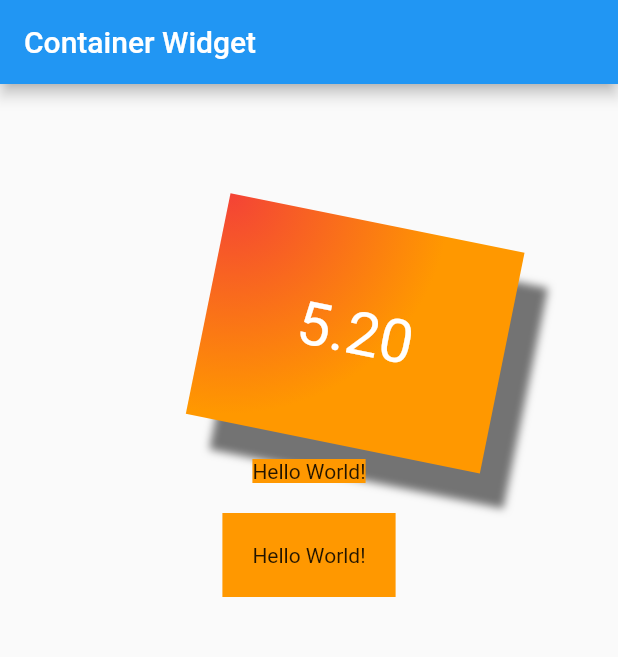
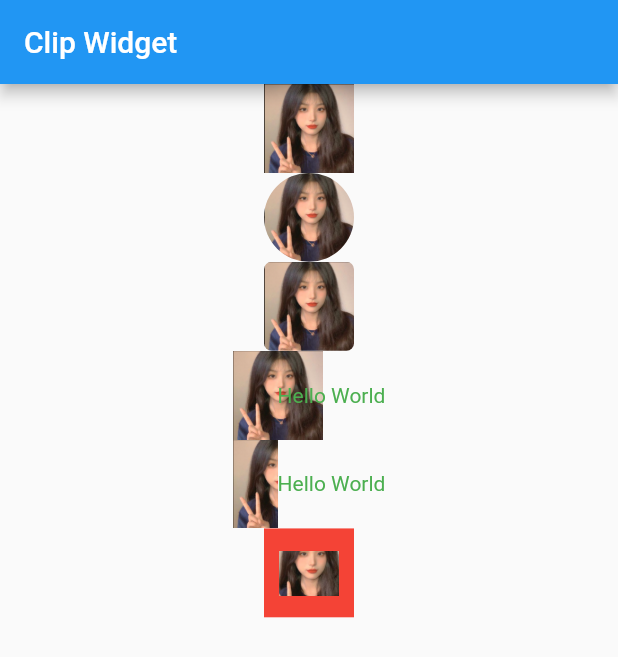
Before and after one commit to dashingqi/DQFlutter, a Flutter app: the screen it shows after launch, on a phone screen of 412 x 824 dp. Shown: the top 657 px of the screen. Run offline on Flutter 3.47's test engine with Material 2 defaults, Android fonts, the phone set to English and light mode, and no system bars.

Commit message:
【flutter】【clip update】

```diff
--- /dev/null
+++ b/lib/container-widget/clipwidget.dart
@@ -0,0 +1,77 @@
+import 'package:flutter/material.dart';
+
+class ClipWidget extends StatefulWidget {
+  const ClipWidget({super.key});
+
+  @override
+  State<StatefulWidget> createState() => _ClipWidgetState();
+}
+
+class _ClipWidgetState extends State<ClipWidget> {
+  @override
+  Widget build(BuildContext context) {
+    Widget avatar = Image.asset("images/avatar.png", width: 60.0);
+
+    return Scaffold(
+      appBar: AppBar(
+        title: const Text("Clip Widget"),
+      ),
+      body: Center(
+        child: Column(
+          children: [
+            avatar,
+            ClipOval(
+              child: avatar,
+            ),
+            ClipRRect(
+              borderRadius: BorderRadius.circular(5.0),
+              child: avatar,
+            ),
+            Row(
+              mainAxisAlignment: MainAxisAlignment.center,
+              children: [
+                Align(
+                  alignment: Alignment.topLeft,
+                  widthFactor: .5,
+                  child: avatar,
+                ),
+                const Text("Hello World", style: TextStyle(color: Colors.green))
+              ],
+            ),
+            Row(
+              mainAxisAlignment: MainAxisAlignment.center,
+              children: [
+                ClipRect(
+                  child: Align(
+                    alignment: Alignment.topLeft,
+                    widthFactor: .5,
+                    child: avatar,
+                  ),
+                ),
+                const Text(
+                  "Hello World",
+                  style: TextStyle(color: Colors.green),
+                )
+              ],
+            ),
+            DecoratedBox(
+              decoration: const BoxDecoration(color: Colors.red),
+              child: ClipRect(
+                clipper: MyClipper(),
+                child: avatar,
+              ),
+            )
+          ],
+        ),
+      ),
+    );
+  }
+}
+
+class MyClipper extends CustomClipper<Rect> {
+  @override
+  Rect getClip(Size size) => const Rect.fromLTWH(10.0, 15.0, 40.0, 30.0);
+
+  @override
+  bool shouldReclip(covariant CustomClipper<Rect> oldClipper) => false;
+}
--- a/lib/main.dart
+++ b/lib/main.dart
@@ -8,6 +8,7 @@ import 'package:dq_flutter/widget/switchCheckbox.dart';
 import 'package:dq_flutter/widget/textfield.dart';
 import 'package:flutter/material.dart';
 
+import 'container-widget/ClipWidget.dart';
 import 'container-widget/container.dart';
 import 'container-widget/decoratedbox.dart';
 import 'container-widget/padding.dart';
@@ -32,7 +33,7 @@ class MyApp extends StatelessWidget {
       theme: ThemeData(
         primarySwatch: Colors.blue,
       ),
-      home: const ContainerWidget(),
+      home: const ClipWidget(),
     );
   }
 }
```
